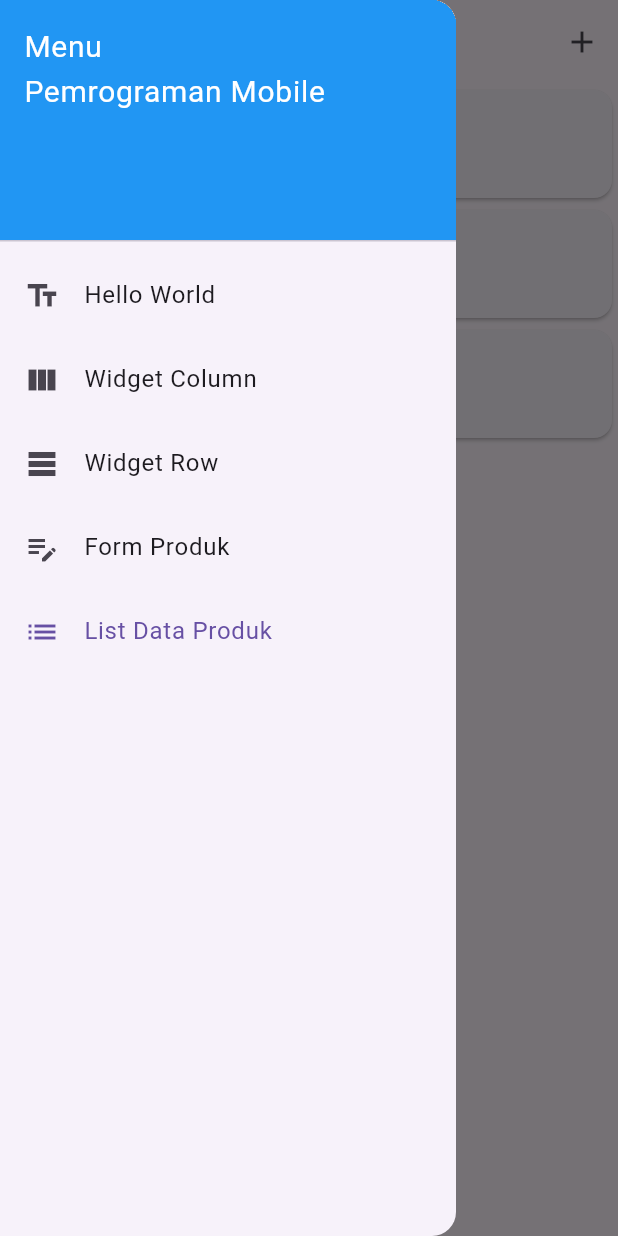
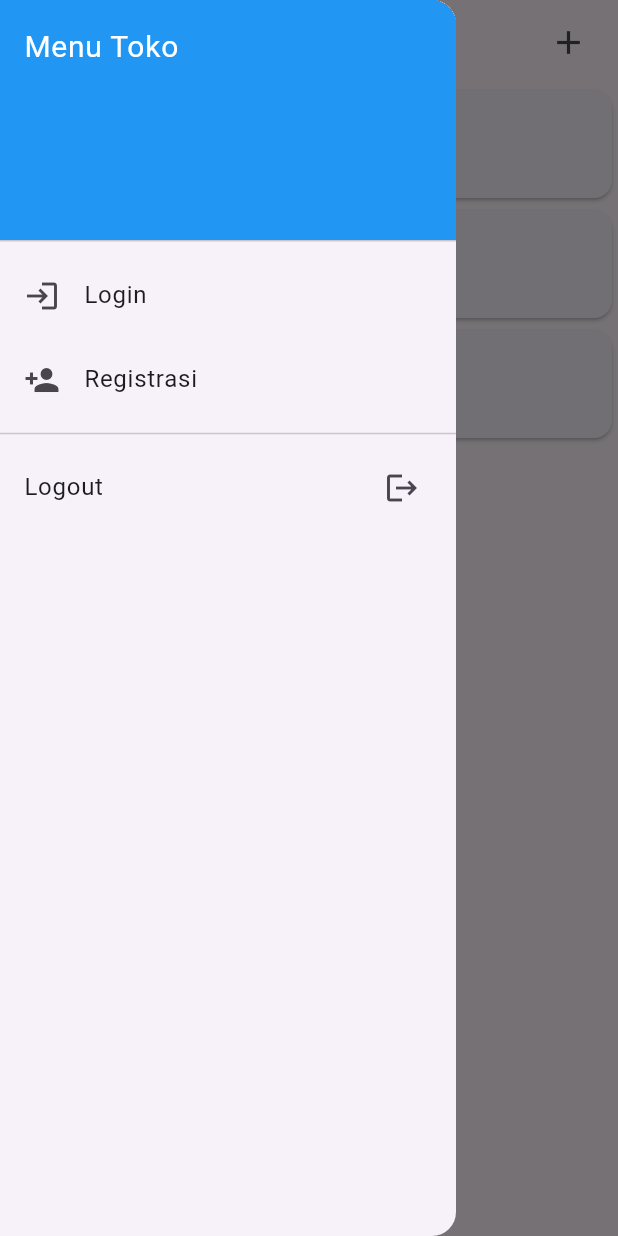
Before and after one commit to naylighassaniy/H1D024058_PrakFlutter, a Flutter app: the ProdukPage screen opened directly, with the side drawer open, on a phone screen of 412 x 824 dp. Run offline on Flutter 3.47's test engine with Material 3 defaults, Android fonts, the phone set to English and light mode, and no system bars; our stand-ins replace shared_preferences; accounts and stored records are empty.

Commit message:
Tugas Pertemuan 4

```diff
--- a/lib/main.dart
+++ b/lib/main.dart
@@ -1,5 +1,7 @@
 import 'package:flutter/material.dart';
-import 'package:belajarflutter/login_page.dart';
+import 'package:belajarflutter/ui/produk_page.dart';
+// import 'package:belajarflutter/ui/login_page.dart';
+// import 'package:belajarflutter/ui/registrasi_page.dart';
 
 void main() {
   runApp(const MyApp());
@@ -12,8 +14,12 @@ class MyApp extends StatelessWidget {
   Widget build(BuildContext context) {
     return const MaterialApp(
       debugShowCheckedModeBanner: false,
-      title: 'Flutter Menu',
-      home: LoginPage(),
+      title: 'Toko Kita',
+      // Modul 4 - Alur Utama:
+      home: ProdukPage(),
+      // Atau bisa langsung membuka halaman Login / Registrasi:
+      // home: LoginPage(),
+      // home: RegistrasiPage(),
     );
   }
 }
--- /dev/null
+++ b/lib/model/login.dart
@@ -0,0 +1,19 @@
+class Login {
+  int? code;
+  bool? status;
+  String? token;
+  int? userID;
+  String? userEmail;
+
+  Login({this.code, this.status, this.token, this.userID, this.userEmail});
+
+  factory Login.fromJson(Map<String, dynamic> obj) {
+    return Login(
+      code: obj['code'],
+      status: obj['status'],
+      token: obj['data']['token'],
+      userID: obj['data']['user']['id'],
+      userEmail: obj['data']['user']['email'],
+    );
+  }
+}
--- /dev/null
+++ b/lib/model/produk.dart
@@ -0,0 +1,17 @@
+class Produk {
+  int? id;
+  String? kodeProduk;
+  String? namaProduk;
+  int? hargaProduk;
+
+  Produk({this.id, this.kodeProduk, this.namaProduk, this.hargaProduk});
+
+  factory Produk.fromJson(Map<String, dynamic> obj) {
+    return Produk(
+      id: obj['id'],
+      kodeProduk: obj['kode_produk'],
+      namaProduk: obj['nama_produk'],
+      hargaProduk: obj['harga'],
+    );
+  }
+}
--- /dev/null
+++ b/lib/model/registrasi.dart
@@ -0,0 +1,15 @@
+class Registrasi {
+  int? code;
+  bool? status;
+  String? data;
+
+  Registrasi({this.code, this.status, this.data});
+
+  factory Registrasi.fromJson(Map<String, dynamic> obj) {
+    return Registrasi(
+      code: obj['code'],
+      status: obj['status'],
+      data: obj['data'],
+    );
+  }
+}
--- a/lib/ui/produk_page.dart
+++ b/lib/ui/produk_page.dart
@@ -1,8 +1,9 @@
 import 'package:flutter/material.dart';
-import 'package:belajarflutter/hello_world.dart';
-import 'package:belajarflutter/column_widget.dart';
-import 'package:belajarflutter/row_widget.dart';
+import 'package:belajarflutter/model/produk.dart';
+import 'package:belajarflutter/ui/produk_detail.dart';
 import 'package:belajarflutter/ui/produk_form.dart';
+import 'package:belajarflutter/ui/login_page.dart';
+import 'package:belajarflutter/ui/registrasi_page.dart';
 
 class ProdukPage extends StatefulWidget {
   const ProdukPage({super.key});
@@ -16,104 +17,92 @@ class _ProdukPageState extends State<ProdukPage> {
   Widget build(BuildContext context) {
     return Scaffold(
       appBar: AppBar(
-        title: const Text('List Data Produk'),
+        title: const Text('List Produk'),
         actions: [
-          IconButton(
-            icon: const Icon(Icons.add),
-            tooltip: 'Tambah Produk',
-            onPressed: () {
-              Navigator.push(
-                context,
-                MaterialPageRoute(builder: (context) => const ProdukForm()),
-              );
-            },
+          Padding(
+            padding: const EdgeInsets.only(right: 20.0),
+            child: GestureDetector(
+              child: const Icon(Icons.add, size: 26.0),
+              onTap: () async {
+                Navigator.push(
+                  context,
+                  MaterialPageRoute(builder: (context) => const ProdukForm()),
+                );
+              },
+            ),
           ),
         ],
       ),
       drawer: Drawer(
         child: ListView(
-          padding: EdgeInsets.zero,
           children: [
             const DrawerHeader(
               decoration: BoxDecoration(color: Colors.blue),
               child: Text(
-                'Menu\nPemrograman Mobile',
+                'Menu Toko',
                 style: TextStyle(color: Colors.white, fontSize: 20),
               ),
             ),
             ListTile(
-              leading: const Icon(Icons.text_fields),
-              title: const Text('Hello World'),
+              leading: const Icon(Icons.login),
+              title: const Text('Login'),
               onTap: () {
                 Navigator.pop(context);
                 Navigator.push(
                   context,
-                  MaterialPageRoute(builder: (_) => const HelloWorld()),
+                  MaterialPageRoute(builder: (context) => const LoginPage()),
                 );
               },
             ),
             ListTile(
-              leading: const Icon(Icons.view_column),
-              title: const Text('Widget Column'),
+              leading: const Icon(Icons.person_add),
+              title: const Text('Registrasi'),
               onTap: () {
                 Navigator.pop(context);
                 Navigator.push(
                   context,
-                  MaterialPageRoute(builder: (_) => const ColumnWidget()),
+                  MaterialPageRoute(builder: (context) => const RegistrasiPage()),
                 );
               },
             ),
+            const Divider(),
             ListTile(
-              leading: const Icon(Icons.table_rows),
-              title: const Text('Widget Row'),
-              onTap: () {
-                Navigator.pop(context);
-                Navigator.push(
+              title: const Text('Logout'),
+              trailing: const Icon(Icons.logout),
+              onTap: () async {
+                Navigator.pushReplacement(
                   context,
-                  MaterialPageRoute(builder: (_) => const RowWidget()),
+                  MaterialPageRoute(builder: (context) => const LoginPage()),
                 );
-              },
-            ),
-            ListTile(
-              leading: const Icon(Icons.edit_note),
-              title: const Text('Form Produk'),
-              onTap: () {
-                Navigator.pop(context);
-                Navigator.push(
-                  context,
-                  MaterialPageRoute(builder: (_) => const ProdukForm()),
-                );
-              },
-            ),
-            ListTile(
-              leading: const Icon(Icons.list),
-              title: const Text('List Data Produk'),
-              selected: true,
-              onTap: () {
-                Navigator.pop(context);
               },
             ),
           ],
         ),
       ),
       body: ListView(
-        children: const [
-          Card(
-            child: ListTile(
-              title: Text('Kulkas'),
-              subtitle: Text('30000'),
+        children: [
+          ItemProduk(
+            produk: Produk(
+              id: 1,
+              kodeProduk: 'A001',
+              namaProduk: 'Kamera',
+              hargaProduk: 5000000,
             ),
           ),
-          Card(
-            child: ListTile(
-              title: Text('Playstation'),
-              subtitle: Text('30000'),
+          ItemProduk(
+            produk: Produk(
+              id: 2,
+              kodeProduk: 'A002',
+              namaProduk: 'Kulkas',
+              hargaProduk: 2500000,
             ),
           ),
-          Card(
-            child: ListTile(
-              title: Text('Radio'),
-              subtitle: Text('30000'),
+          ItemProduk(
+            produk: Produk(
+              id: 3,
+              kodeProduk: 'A003',
+              namaProduk: 'Mesin Cuci',
+              hargaProduk: 2000000,
             ),
           ),
         ],
@@ -121,3 +110,31 @@ class _ProdukPageState extends State<ProdukPage> {
     );
   }
 }
+
+class ItemProduk extends StatelessWidget {
+  final Produk produk;
+
+  const ItemProduk({super.key, required this.produk});
+
+  @override
+  Widget build(BuildContext context) {
+    return GestureDetector(
+      onTap: () {
+        Navigator.push(
+          context,
+          MaterialPageRoute(
+            builder: (context) => ProdukDetail(
+              produk: produk,
+            ),
+          ),
+        );
+      },
+      child: Card(
+        child: ListTile(
+          title: Text(produk.namaProduk ?? ''),
+          subtitle: Text(produk.hargaProduk?.toString() ?? ''),
+        ),
+      ),
+    );
+  }
+}
```
Also changed, not shown: lib/ui/login_page.dart (added, +120 -0 lines), lib/ui/produk_detail.dart (+88 -17 lines), lib/ui/produk_form.dart (+94 -45 lines), lib/ui/registrasi_page.dart (added, +140 -0 lines), 8 other files.
